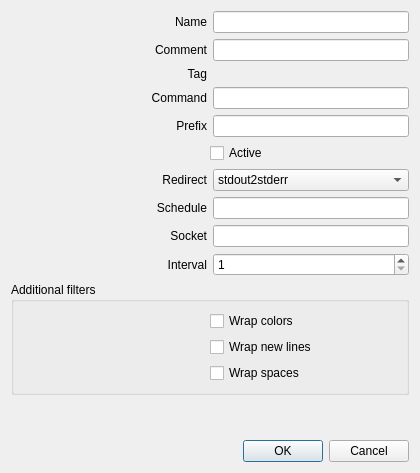
Above: sources/awesomewidgets/extscript.ui from arcan1s/awesome-widgets before the change. Below: the same form after it.
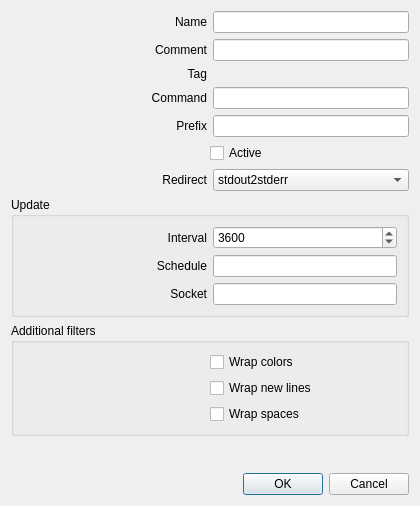
That is the form after the change.

```diff
--- a/sources/awesomewidgets/extscript.ui
+++ b/sources/awesomewidgets/extscript.ui
@@ -7,7 +7,7 @@
     <x>0</x>
     <y>0</y>
     <width>420</width>
-    <height>473</height>
+    <height>506</height>
    </rect>
   </property>
   <property name="windowTitle">
@@ -196,51 +196,11 @@
     </layout>
    </item>
    <item>
-    <layout class="QHBoxLayout" name="layout_schedule">
-     <item>
-      <widget class="QLabel" name="label_schedule">
-       <property name="sizePolicy">
-        <sizepolicy hsizetype="Expanding" vsizetype="Preferred">
-         <horstretch>0</horstretch>
-         <verstretch>0</verstretch>
-        </sizepolicy>
-       </property>
-       <property name="text">
-        <string>Schedule</string>
-       </property>
-       <property name="alignment">
-        <set>Qt::AlignRight|Qt::AlignTrailing|Qt::AlignVCenter</set>
-       </property>
-      </widget>
-     </item>
-     <item>
-      <widget class="QLineEdit" name="lineEdit_schedule"/>
-     </item>
-    </layout>
-   </item>
-   <item>
-    <layout class="QHBoxLayout" name="layout_socket">
-     <item>
-      <widget class="QLabel" name="label_socket">
-       <property name="sizePolicy">
-        <sizepolicy hsizetype="Expanding" vsizetype="Preferred">
-         <horstretch>0</horstretch>
-         <verstretch>0</verstretch>
-        </sizepolicy>
-       </property>
-       <property name="text">
-        <string>Socket</string>
-       </property>
-       <property name="alignment">
-        <set>Qt::AlignRight|Qt::AlignTrailing|Qt::AlignVCenter</set>
-       </property>
-      </widget>
-     </item>
-     <item>
-      <widget class="QLineEdit" name="lineEdit_socket"/>
-     </item>
-    </layout>
-   </item>
+    <widget class="QGroupBox" name="groupBox_update">
+     <property name="title">
+      <string>Update</string>
+     </property>
+     <layout class="QVBoxLayout" name="verticalLayout_3">
    <item>
     <layout class="QHBoxLayout" name="layout_interval">
      <item>
@@ -261,9 +221,64 @@
        <property name="maximum">
         <number>10000</number>
        </property>
+          <property name="singleStep">
+           <number>500</number>
+          </property>
+          <property name="value">
+           <number>3600</number>
+          </property>
       </widget>
      </item>
     </layout>
+      </item>
+      <item>
+       <layout class="QHBoxLayout" name="layout_schedule">
+        <item>
+         <widget class="QLabel" name="label_schedule">
+          <property name="sizePolicy">
+           <sizepolicy hsizetype="Expanding" vsizetype="Preferred">
+            <horstretch>0</horstretch>
+            <verstretch>0</verstretch>
+           </sizepolicy>
+          </property>
+          <property name="text">
+           <string>Schedule</string>
+          </property>
+          <property name="alignment">
+           <set>Qt::AlignRight|Qt::AlignTrailing|Qt::AlignVCenter</set>
+          </property>
+         </widget>
+        </item>
+        <item>
+         <widget class="QLineEdit" name="lineEdit_schedule"/>
+        </item>
+       </layout>
+      </item>
+      <item>
+       <layout class="QHBoxLayout" name="layout_socket">
+        <item>
+         <widget class="QLabel" name="label_socket">
+          <property name="sizePolicy">
+           <sizepolicy hsizetype="Expanding" vsizetype="Preferred">
+            <horstretch>0</horstretch>
+            <verstretch>0</verstretch>
+           </sizepolicy>
+          </property>
+          <property name="text">
+           <string>Socket</string>
+          </property>
+          <property name="alignment">
+           <set>Qt::AlignRight|Qt::AlignTrailing|Qt::AlignVCenter</set>
+          </property>
+         </widget>
+        </item>
+        <item>
+         <widget class="QLineEdit" name="lineEdit_socket"/>
+        </item>
+       </layout>
+      </item>
+     </layout>
+    </widget>
    </item>
    <item>
     <widget class="QGroupBox" name="groupBox_filters">
```
Lines whose indentation alone changed are shown as unchanged.
